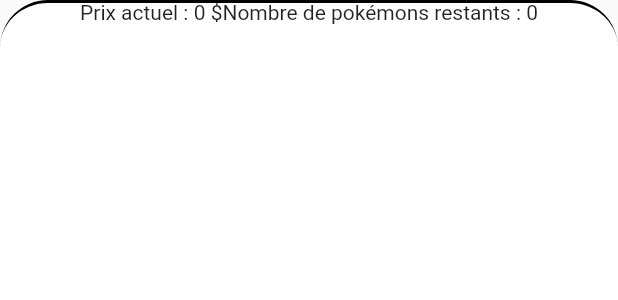
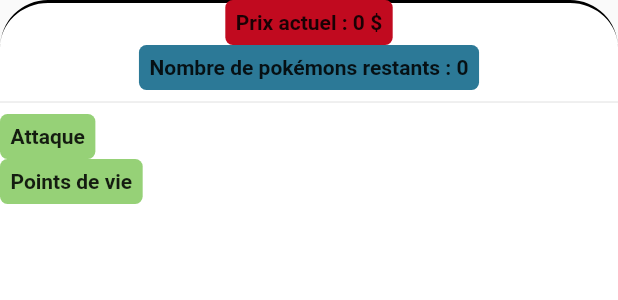
Before and after one commit to m4csim/PokeShop, a Flutter app: the DetailData widget shown alone on an empty page, opened directly with empty values, on a phone screen of 412 x 824 dp. Shown: the top 300 px of the screen. Run offline on Flutter 3.47's test engine with Material 2 defaults, Android fonts, the phone set to English and light mode, and no system bars; network calls fail.

Commit message:
style + début d'ajout des détails

```diff
--- a/lib/widgets/detail_data.dart
+++ b/lib/widgets/detail_data.dart
@@ -32,16 +32,96 @@ class DetailData extends StatelessWidget {
           ),
         ),
       ),
+      Column(children: [
         Row(mainAxisAlignment: MainAxisAlignment.center,
             // color: Colors.amber,
             // shadowColor: Colors.black,
             children: [
-            Text(
+              Container(
+                //color: Colors.purpleAccent,
+                padding: const EdgeInsets.all(7),
+                decoration: const BoxDecoration(
+                  borderRadius: BorderRadius.only(
+                    topLeft: Radius.circular(5),
+                    topRight: Radius.circular(5),
+                    bottomLeft: Radius.circular(5),
+                    bottomRight: Radius.circular(5),
+                  ),
+                  color: Color.fromARGB(255, 193, 10, 31),
+                ),
+                child: Text(
                   "Prix actuel : " + price.toString() + " \$",
+                  style: TextStyle(fontWeight: FontWeight.bold),
                 ),
-            Text(
+              )
+            ]),
+        Row(mainAxisAlignment: MainAxisAlignment.center,
+            // color: Colors.amber,
+            // shadowColor: Colors.black,
+            children: [
+              Container(
+                //color: Colors.purpleAccent,
+                padding: const EdgeInsets.all(7),
+                decoration: const BoxDecoration(
+                  borderRadius: BorderRadius.only(
+                    topLeft: Radius.circular(5),
+                    topRight: Radius.circular(5),
+                    bottomLeft: Radius.circular(5),
+                    bottomRight: Radius.circular(5),
+                  ),
+                  color: Color.fromARGB(255, 44, 121, 151),
+                ),
+                child: Text(
                   "Nombre de pokémons restants : " + count.toString(),
+                  style: TextStyle(fontWeight: FontWeight.bold),
                 ),
+              )
+            ]),
+        Divider(),
+        Row(mainAxisAlignment: MainAxisAlignment.start,
+            // color: Colors.amber,
+            // shadowColor: Colors.black,
+            children: [
+              Container(
+                //color: Colors.purpleAccent,
+                padding: const EdgeInsets.all(7),
+                decoration: const BoxDecoration(
+                  borderRadius: BorderRadius.only(
+                    topLeft: Radius.circular(5),
+                    topRight: Radius.circular(5),
+                    bottomLeft: Radius.circular(5),
+                    bottomRight: Radius.circular(5),
+                  ),
+                  color: Color.fromARGB(255, 150, 209, 119),
+                ),
+                child: Text(
+                  "Attaque",
+                  style: TextStyle(fontWeight: FontWeight.bold),
+                ),
+              )
+            ]),
+        Row(mainAxisAlignment: MainAxisAlignment.start,
+            // color: Colors.amber,
+            // shadowColor: Colors.black,
+            children: [
+              Container(
+                //color: Colors.purpleAccent,
+                padding: const EdgeInsets.all(7),
+                decoration: const BoxDecoration(
+                  borderRadius: BorderRadius.only(
+                    topLeft: Radius.circular(5),
+                    topRight: Radius.circular(5),
+                    bottomLeft: Radius.circular(5),
+                    bottomRight: Radius.circular(5),
+                  ),
+                  color: Color.fromARGB(255, 150, 209, 119),
+                ),
+                child: Text(
+                  "Points de vie",
+                  style: TextStyle(fontWeight: FontWeight.bold),
+                ),
+              )
+            ])
       ])
     ]);
   }
```
Lines whose indentation alone changed are shown as unchanged.
